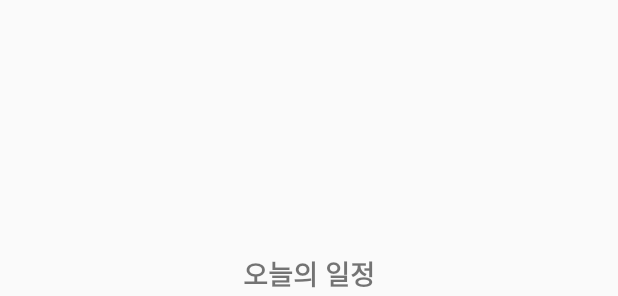
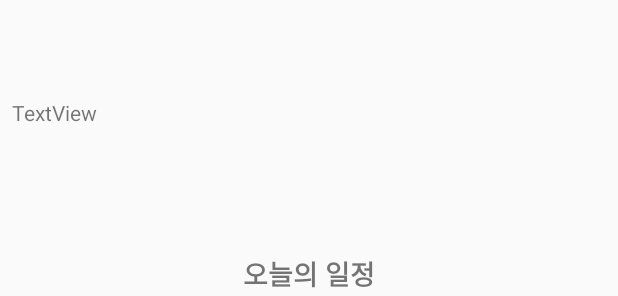
Before and after one commit to yerim2/team7-classtalk_chat-master, an Android app: the layout activity_menu.xml on its own in the app's theme, with its tools: preview values and no code run, on a phone screen of 412 x 824 dp. Shown: the part 611-907 px from the top of the screen. Run offline under Robolectric (Android 15) with nearby library versions, the phone set to English and light mode, and no system bars.

Commit message:
최종본!!

```diff
--- a/app/src/main/res/layout/activity_menu.xml
+++ b/app/src/main/res/layout/activity_menu.xml
@@ -90,4 +90,20 @@
         app:layout_constraintStart_toStartOf="parent"
         app:layout_constraintTop_toBottomOf="@+id/textView" />
 
+    <TextView
+        android:id="@+id/textView5"
+        android:layout_width="127dp"
+        android:layout_height="22dp"
+        android:layout_marginStart="8dp"
+        android:layout_marginTop="8dp"
+        android:layout_marginEnd="8dp"
+        android:layout_marginBottom="8dp"
+        android:text="TextView"
+        app:layout_constraintBottom_toBottomOf="parent"
+        app:layout_constraintEnd_toEndOf="parent"
+        app:layout_constraintHorizontal_bias="0.0"
+        app:layout_constraintStart_toStartOf="parent"
+        app:layout_constraintTop_toTopOf="parent"
+        app:layout_constraintVertical_bias="0.591" />
+
 </android.support.constraint.ConstraintLayout>
```
Also changed, not shown: app/src/main/AndroidManifest.xml (+6 -3 lines), app/src/main/java/com/google/firebase/codelab/friendlychat/Maps1Activity.java (+0 -11 lines), app/src/main/java/com/google/firebase/codelab/friendlychat/menuActivity.java (+48 -57 lines).
